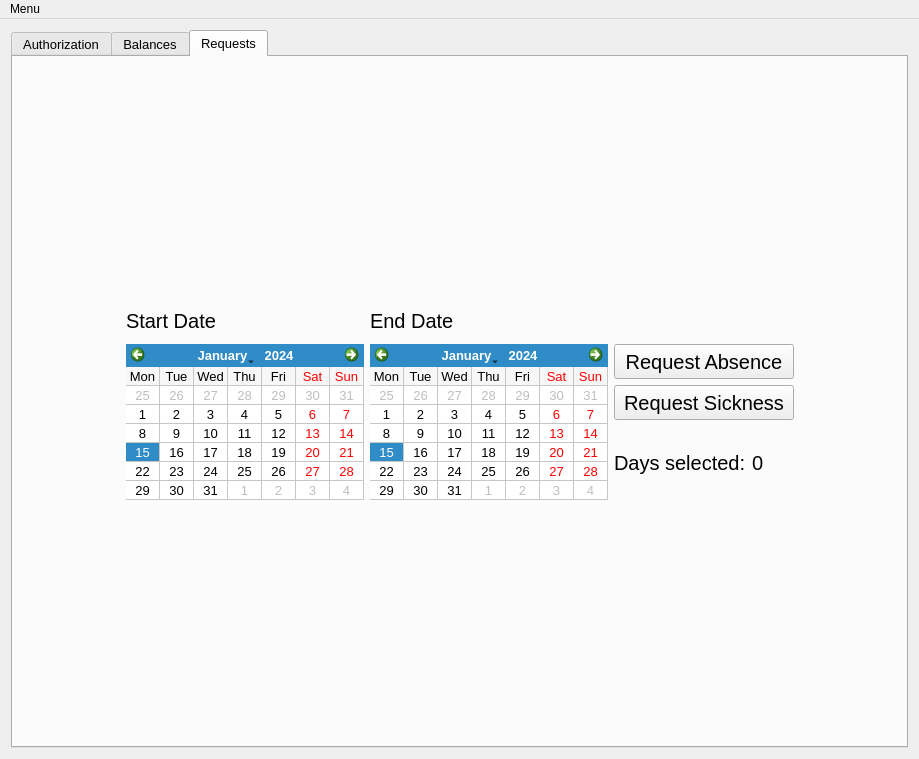
Above: Svoboda_team/mainwindow.ui from Svobodateam/svoboda_team before the change. Below: the same form after it.
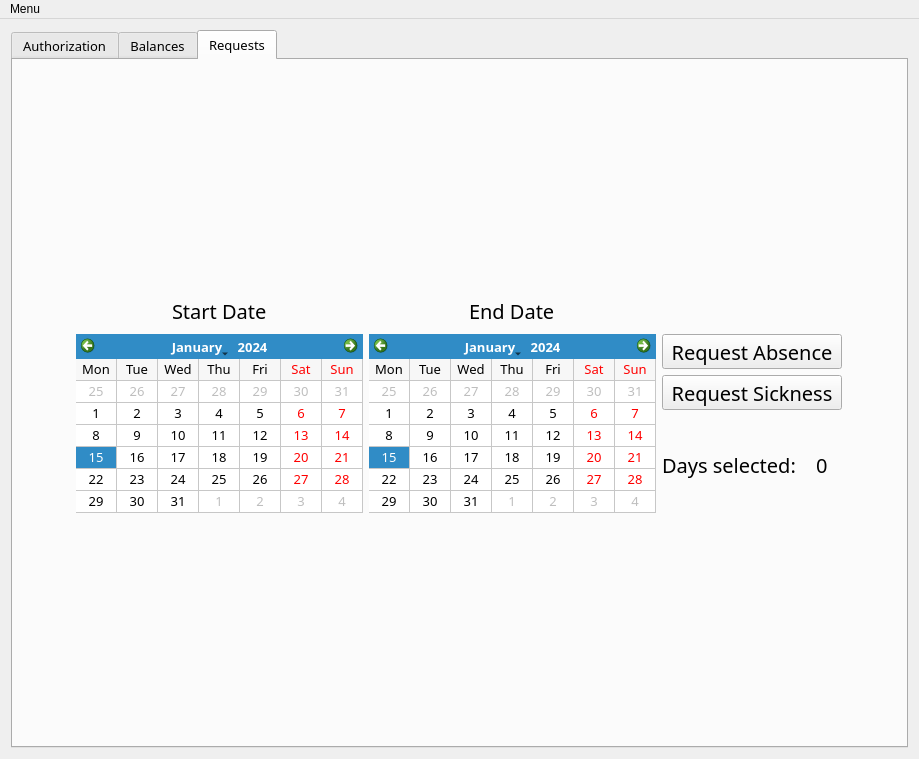
That is the form after the change. The open tabs and pages were chosen to show the change. Icons and pictures are not drawn.

Commit message: ST-44 -- changed app fonts. Aligned start/end dates labels. Changed login screen background image (#27)

Patch:
```diff
--- a/Svoboda_team/mainwindow.ui
+++ b/Svoboda_team/mainwindow.ui
@@ -23,6 +23,7 @@
      <widget class="QTabWidget" name="tab_base">
       <property name="font">
        <font>
+        <family>Yu Gothic UI Semibold</family>
         <pointsize>10</pointsize>
        </font>
       </property>
@@ -664,67 +665,6 @@
         </item>
         <item row="1" column="1" rowspan="2">
          <layout class="QGridLayout" name="grid_baseRequest">
-          <item row="1" column="2">
-           <widget class="QPushButton" name="btn_reqAbsence">
-            <property name="minimumSize">
-             <size>
-              <width>180</width>
-              <height>35</height>
-             </size>
-            </property>
-            <property name="maximumSize">
-             <size>
-              <width>180</width>
-              <height>35</height>
-             </size>
-            </property>
-            <property name="font">
-             <font>
-              <pointsize>15</pointsize>
-             </font>
-            </property>
-            <property name="text">
-             <string>Request Absence</string>
-            </property>
-           </widget>
-          </item>
-          <item row="1" column="0" rowspan="3">
-           <widget class="QCalendarWidget" name="calendar_endDate">
-            <property name="gridVisible">
-             <bool>true</bool>
-            </property>
-            <property name="selectionMode">
-             <enum>QCalendarWidget::SingleSelection</enum>
-            </property>
-            <property name="verticalHeaderFormat">
-             <enum>QCalendarWidget::NoVerticalHeader</enum>
-            </property>
-           </widget>
-          </item>
-          <item row="0" column="1">
-           <widget class="QLabel" name="lbl_endDate">
-            <property name="minimumSize">
-             <size>
-              <width>0</width>
-              <height>35</height>
-             </size>
-            </property>
-            <property name="maximumSize">
-             <size>
-              <width>16777215</width>
-              <height>35</height>
-             </size>
-            </property>
-            <property name="font">
-             <font>
-              <pointsize>15</pointsize>
-             </font>
-            </property>
-            <property name="text">
-             <string>End Date</string>
-            </property>
-           </widget>
-          </item>
           <item row="1" column="1" rowspan="3">
            <widget class="QCalendarWidget" name="calendar_startDate">
             <property name="firstDayOfWeek">
@@ -741,7 +681,48 @@
             </property>
            </widget>
           </item>
-          <item row="0" column="0">
+          <item row="0" column="1" alignment="Qt::AlignHCenter">
+           <widget class="QLabel" name="lbl_endDate">
+            <property name="minimumSize">
+             <size>
+              <width>0</width>
+              <height>35</height>
+             </size>
+            </property>
+            <property name="maximumSize">
+             <size>
+              <width>16777215</width>
+              <height>35</height>
+             </size>
+            </property>
+            <property name="font">
+             <font>
+              <family>Yu Gothic UI Semibold</family>
+              <pointsize>15</pointsize>
+             </font>
+            </property>
+            <property name="layoutDirection">
+             <enum>Qt::LeftToRight</enum>
+            </property>
+            <property name="text">
+             <string>End Date</string>
+            </property>
+           </widget>
+          </item>
+          <item row="1" column="0" rowspan="3">
+           <widget class="QCalendarWidget" name="calendar_endDate">
+            <property name="gridVisible">
+             <bool>true</bool>
+            </property>
+            <property name="selectionMode">
+             <enum>QCalendarWidget::SingleSelection</enum>
+            </property>
+            <property name="verticalHeaderFormat">
+             <enum>QCalendarWidget::NoVerticalHeader</enum>
+            </property>
+           </widget>
+          </item>
+          <item row="0" column="0" alignment="Qt::AlignHCenter">
            <widget class="QLabel" name="lbl_startDate">
             <property name="minimumSize">
              <size>
@@ -757,6 +738,7 @@
             </property>
             <property name="font">
              <font>
+              <family>Yu Gothic UI Semibold</family>
               <pointsize>15</pointsize>
              </font>
             </property>
@@ -781,6 +763,7 @@
             </property>
             <property name="font">
              <font>
+              <family>Yu Gothic UI Semibold</family>
               <pointsize>15</pointsize>
              </font>
             </property>
@@ -789,24 +772,57 @@
             </property>
            </widget>
           </item>
+          <item row="1" column="2">
+           <widget class="QPushButton" name="btn_reqAbsence">
+            <property name="minimumSize">
+             <size>
+              <width>180</width>
+              <height>35</height>
+             </size>
+            </property>
+            <property name="maximumSize">
+             <size>
+              <width>180</width>
+              <height>35</height>
+             </size>
+            </property>
+            <property name="font">
+             <font>
+              <family>Yu Gothic UI Semibold</family>
+              <pointsize>15</pointsize>
+             </font>
+            </property>
+            <property name="text">
+             <string>Request Absence</string>
+            </property>
+           </widget>
+          </item>
           <item row="3" column="2">
            <layout class="QHBoxLayout" name="horiz_daysCount">
             <item>
              <widget class="QLabel" name="lbl_daysSelected">
+              <property name="enabled">
+               <bool>true</bool>
+              </property>
               <property name="font">
                <font>
+                <family>Yu Gothic UI Semibold</family>
                 <pointsize>15</pointsize>
                </font>
               </property>
               <property name="text">
                <string>Days selected:</string>
               </property>
+              <property name="alignment">
+               <set>Qt::AlignCenter</set>
+              </property>
              </widget>
             </item>
-            <item>
+            <item alignment="Qt::AlignHCenter">
              <widget class="QLabel" name="lbl_daysSelectedCount">
               <property name="font">
                <font>
+                <family>Yu Gothic UI Semibold</family>
                 <pointsize>15</pointsize>
                </font>
               </property>
```
Left out of the diff: 10 changed lines with no effect on the pictures. The commit also changes 2 other files.
